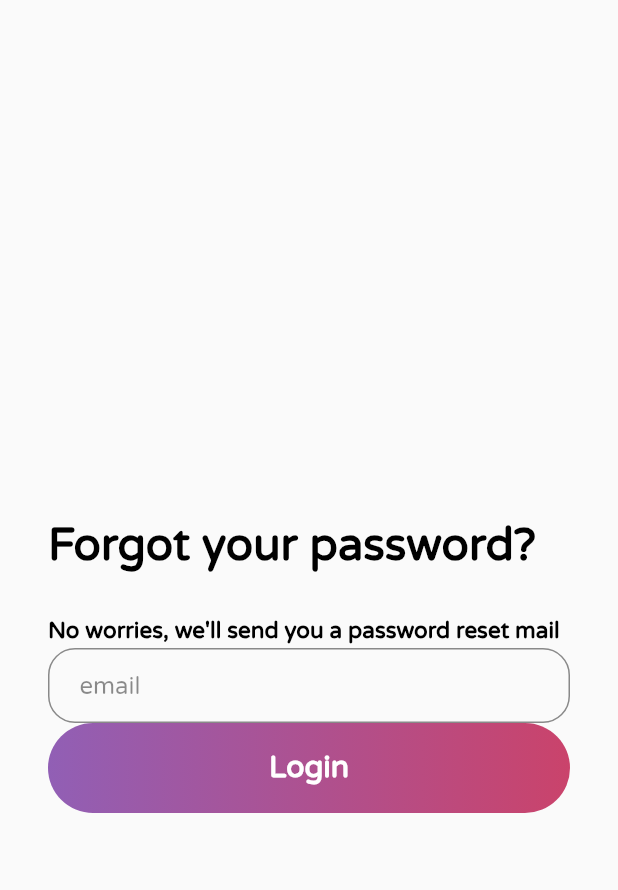
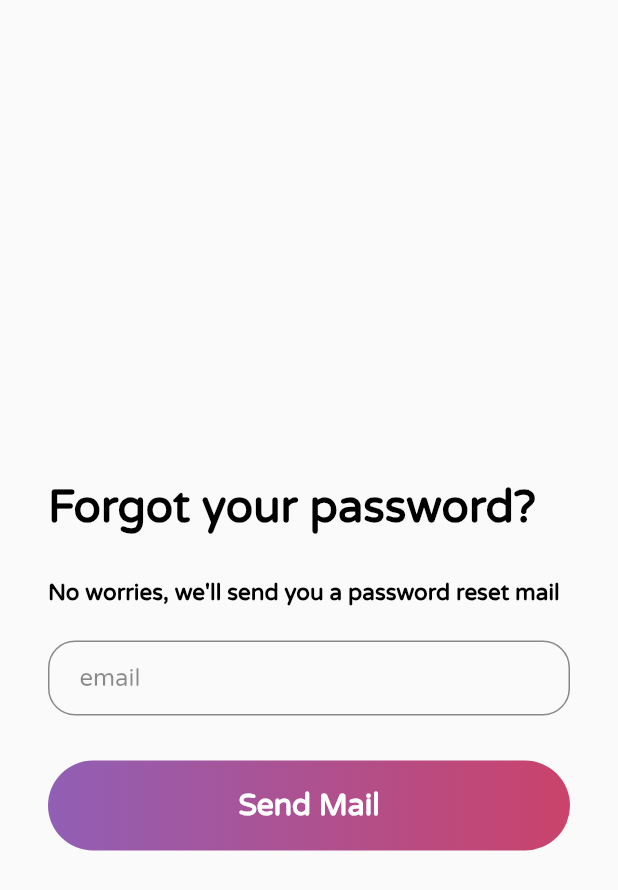
Before and after one commit to xybercommander/Prarambh, a Flutter app: the ForgotPassword screen opened directly, on a phone screen of 412 x 824 dp. Shown: the top 890 px of the screen. Run offline on Flutter 3.47's test engine with Material 2 defaults, Android fonts, the phone set to English and light mode, and no system bars; our stand-ins replace clay_containers, cloud_firestore, firebase_auth, firebase_core, firebase_storage, flare_flutter and 7 more; missing offline and left inert: flare_dart, network_to_file_image; accounts and stored records are empty.

Commit message:
fixing forgot password page

```diff
--- a/lib/SignInPages/forgot_password.dart
+++ b/lib/SignInPages/forgot_password.dart
@@ -47,7 +47,9 @@ class _ForgotPasswordState extends State<ForgotPassword> {
                 ),
               ],
             ),
+            SizedBox(height: 20,),
             emailInput(context, emailTextEditingController),
+            SizedBox(height: 30,),
             GestureDetector(
               onTap: () {
                 print("Sending mail");
@@ -66,7 +68,7 @@ class _ForgotPasswordState extends State<ForgotPassword> {
                     gradient: LinearGradient(colors: [const Color(0xFF915FB5), const Color(0xFFCA436B)])),
                 child: Center(
                   child: Text(
-                    "Login",
+                    "Send Mail",
                     style: TextStyle(
                         color: Colors.white,
                         fontSize: 20,
```
